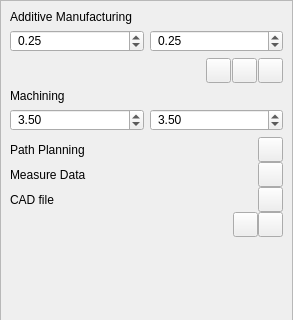
First picture: the form in starter/FENGSim/Robot/RobotDockWidget.ui, repository FENGSim/FENGSim, before the edit; both pictures show x 0 to 293 and y 0 to 320 of the 293 by 530 pixel window.
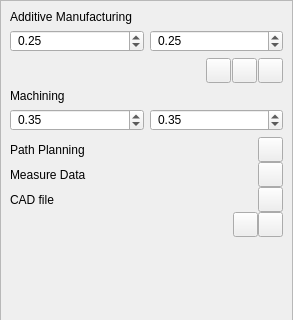
Second picture: the form after the edit. Icons and pictures are not drawn.

Diff of the .ui file:
```diff
--- a/starter/FENGSim/Robot/RobotDockWidget.ui
+++ b/starter/FENGSim/Robot/RobotDockWidget.ui
@@ -201,7 +201,7 @@
            <string notr="true">padding-left:3px;</string>
           </property>
           <property name="value">
-           <double>3.500000000000000</double>
+           <double>0.350000000000000</double>
           </property>
          </widget>
         </item>
@@ -216,7 +216,7 @@
            <string notr="true">padding-left:3px;</string>
           </property>
           <property name="value">
-           <double>3.500000000000000</double>
+           <double>0.350000000000000</double>
           </property>
          </widget>
         </item>
```
